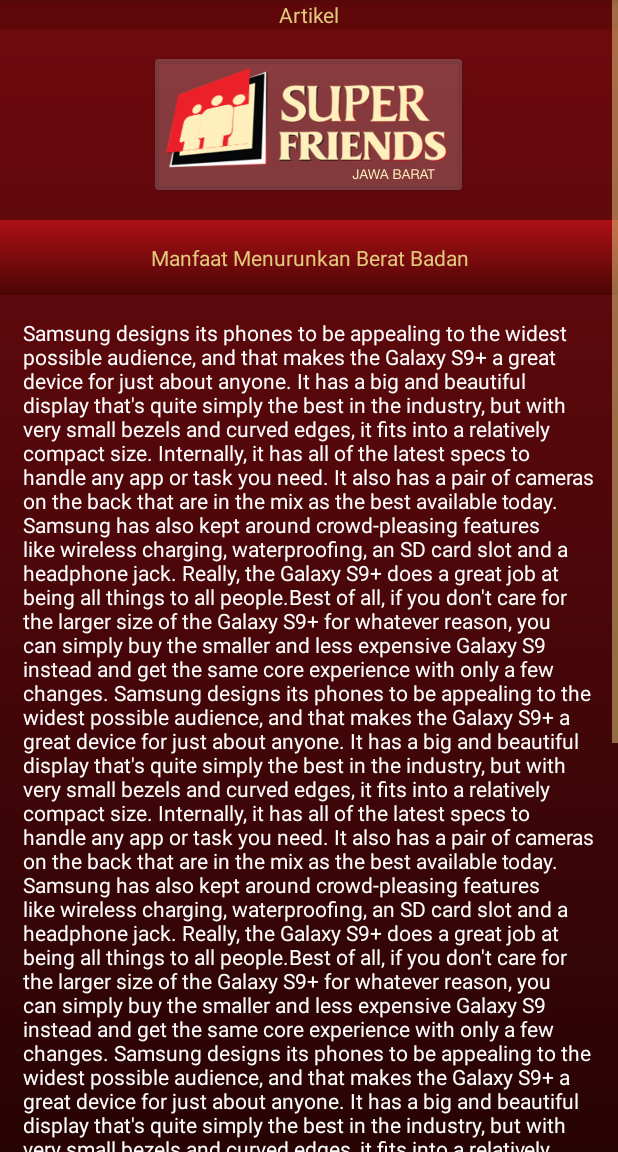
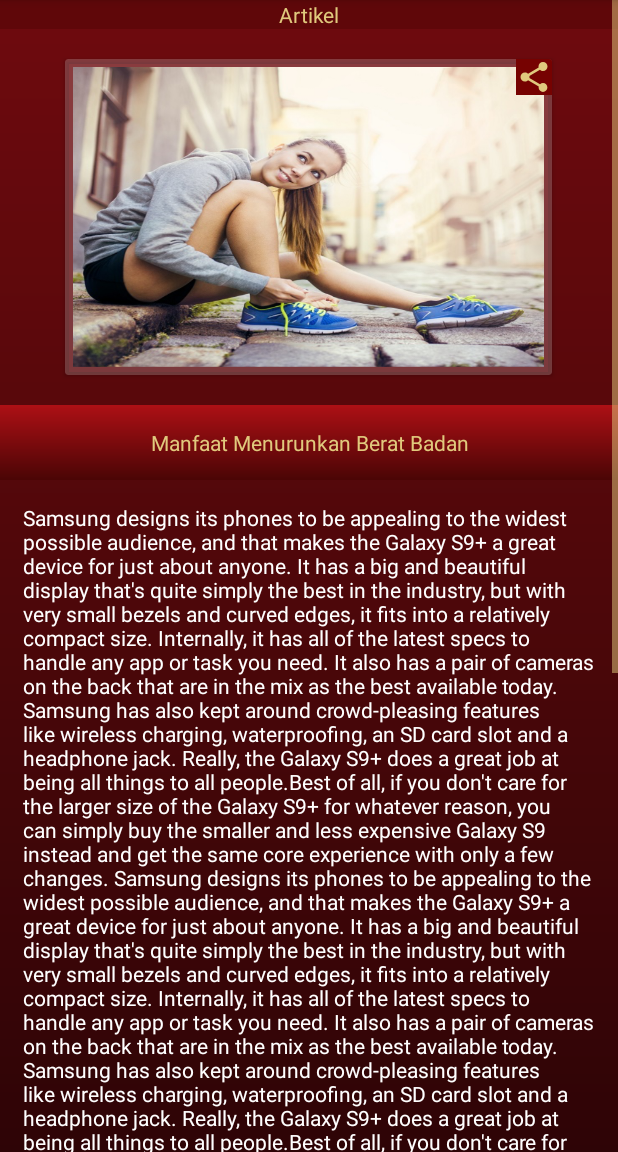
Before and after one commit to Karizu/superfriends-mobile, an Android app: the fragment ArticleDetailFragment placed in its activity, on a phone screen of 412 x 824 dp, the part 84-1236 px from its top. Run offline under Robolectric (Android 15) with nearby library versions, the light colour scheme and no system bars; pictures from the network do not load.

Commit message:
add news detail

```diff
--- a/app/src/main/java/com/example/yfh/superfriend/Service/AdapterListMenuArticle.java
+++ b/app/src/main/java/com/example/yfh/superfriend/Service/AdapterListMenuArticle.java
@@ -9,6 +9,7 @@
 import android.view.View;
 import android.view.ViewGroup;
 import android.widget.ImageView;
+import android.widget.LinearLayout;
 import android.widget.TextView;
 
 import com.example.yfh.superfriend.Model.ArticleModel;
@@ -43,7 +44,8 @@
         holder.imageView.setImageResource(imageResource);
         holder.textViewTitle.setText(articleModel.getTitle());
         holder.textViewArticle.setText(articleModel.getArticleDetail());
-        holder.imageView.setOnClickListener(new View.OnClickListener(){
+
+        holder.linearLayout.setOnClickListener(new View.OnClickListener(){
 
             @Override
             public void onClick(View view) {
@@ -66,6 +68,7 @@
         public ImageView imageView;
         public TextView textViewTitle;
         public TextView textViewArticle;
+        public LinearLayout linearLayout;
 
         public ViewHolder(View v){
             super(v);
@@ -73,6 +76,7 @@
             imageView = (ImageView) v.findViewById(R.id.article_image_view);
             textViewTitle = (TextView) v.findViewById(R.id.article_title_text_view);
             textViewArticle = (TextView) v.findViewById(R.id.article_detail_text_view);
+            linearLayout = (LinearLayout) v.findViewById(R.id.layout_article);
         }
     }
 }
--- a/app/src/main/java/com/example/yfh/superfriend/Service/AdapterListMenuHome.java
+++ b/app/src/main/java/com/example/yfh/superfriend/Service/AdapterListMenuHome.java
@@ -1,14 +1,19 @@
 package com.example.yfh.superfriend.Service;
 
 import android.content.Context;
+import android.support.v4.app.Fragment;
+import android.support.v4.app.FragmentManager;
+import android.support.v4.app.FragmentTransaction;
 import android.support.v7.widget.RecyclerView;
 import android.view.LayoutInflater;
 import android.view.View;
 import android.view.ViewGroup;
 import android.widget.ImageView;
+import android.widget.LinearLayout;
 import android.widget.TextView;
 
 import com.example.yfh.superfriend.Model.ArticleModel;
+import com.example.yfh.superfriend.Presentation.Article.ArticleDetailFragment;
 import com.example.yfh.superfriend.R;
 
 import java.util.List;
@@ -39,14 +44,31 @@
         holder.imageView.setImageResource(imageResource);
         holder.textViewTitle.setText(articleModel.getTitle());
         holder.textViewDetail.setText(articleModel.getArticleDetail());
+
+        holder.linearLayout.setOnClickListener(new View.OnClickListener(){
+            @Override
+            public void onClick(View view) {
+                Fragment fragment = new ArticleDetailFragment();
+                FragmentManager fragmentManager = articleModel.getFragmentManager();
+                FragmentTransaction fragmentTransaction = fragmentManager.beginTransaction();
+                fragmentTransaction.replace(R.id.screen_area, fragment, "News Detail");
+                fragmentTransaction.addToBackStack("News Detail");
+
+                fragmentTransaction.commit();
+            }
+        });
+
+
     }
 
     @Override
     public int getItemCount(){ return articleModels.size();}
+
     public class ViewHolder extends RecyclerView.ViewHolder {
         public ImageView imageView;
         public TextView textViewTitle;
         public TextView textViewDetail;
+        public LinearLayout linearLayout;
 
         public ViewHolder(View v){
             super(v);
@@ -54,6 +76,7 @@
             imageView = (ImageView) v.findViewById(R.id.home_image_view);
             textViewTitle = (TextView) v.findViewById(R.id.title_home_card_view);
             textViewDetail = (TextView) v.findViewById(R.id.detail_home_card_view);
+            linearLayout = (LinearLayout) v.findViewById(R.id.layout_news);
         }
     }
 }
--- /dev/null
+++ b/app/src/main/res/drawable/ic_share.xml
@@ -0,0 +1,5 @@
+<vector android:height="24dp" android:tint="#E0C97D"
+    android:viewportHeight="24.0" android:viewportWidth="24.0"
+    android:width="24dp" xmlns:android="http://schemas.android.com/apk/res/android">
+    <path android:fillColor="#FF000000" android:pathData="M18,16.08c-0.76,0 -1.44,0.3 -1.96,0.77L8.91,12.7c0.05,-0.23 0.09,-0.46 0.09,-0.7s-0.04,-0.47 -0.09,-0.7l7.05,-4.11c0.54,0.5 1.25,0.81 2.04,0.81 1.66,0 3,-1.34 3,-3s-1.34,-3 -3,-3 -3,1.34 -3,3c0,0.24 0.04,0.47 0.09,0.7L8.04,9.81C7.5,9.31 6.79,9 6,9c-1.66,0 -3,1.34 -3,3s1.34,3 3,3c0.79,0 1.5,-0.31 2.04,-0.81l7.12,4.16c-0.05,0.21 -0.08,0.43 -0.08,0.65 0,1.61 1.31,2.92 2.92,2.92 1.61,0 2.92,-1.31 2.92,-2.92s-1.31,-2.92 -2.92,-2.92z"/>
+</vector>
--- a/app/src/main/res/layout/fragment_article_detail.xml
+++ b/app/src/main/res/layout/fragment_article_detail.xml
@@ -27,14 +27,25 @@
             android:elevation="0dp"
             android:layout_gravity="center">
 
-            <ImageView
-                android:layout_width="wrap_content"
-                android:layout_height="wrap_content"
-                android:layout_margin="5dp"
-                android:layout_gravity="center"
-                android:background="@drawable/logo_sidebar">
+            <FrameLayout
+                android:layout_width="match_parent"
+                android:layout_height="match_parent">
+                <ImageView
+                    android:layout_width="match_parent"
+                    android:layout_height="200dp"
+                    android:layout_margin="5dp"
+                    android:layout_gravity="center"
+                    android:background="@drawable/img_artikeldetail">
 
-            </ImageView>
+                </ImageView>
+                <ImageButton
+                    android:layout_width="wrap_content"
+                    android:layout_height="wrap_content"
+                    android:layout_gravity="top|right"
+                    android:background="@color/colorPrimary"
+                    android:src="@drawable/ic_share"/>
+            </FrameLayout>
+
         </android.support.v7.widget.CardView>
         <TextView
             android:id="@+id/article_detail_title"
```
Also changed, not shown: app/src/main/AndroidManifest.xml (+4 -4 lines), app/src/main/java/com/example/yfh/superfriend/Presentation/Berita/BeritaDetailFragment.java (added, +26 -0 lines), app/src/main/res/layout/article_card_view.xml (+10 -2 lines), app/src/main/res/layout/home_card_view.xml (+10 -2 lines), app/src/main/res/layout/nav_header_navigation_drawer.xml (+4 -4 lines).
